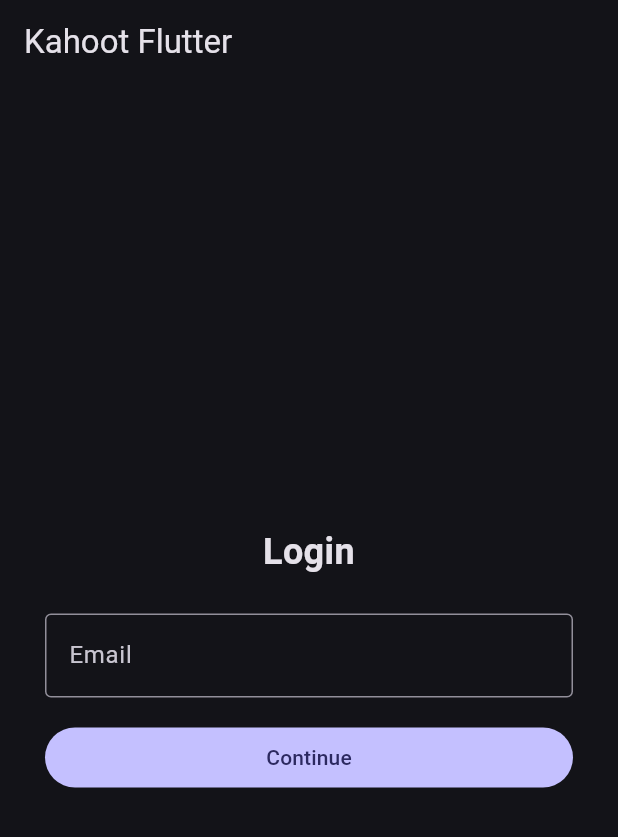
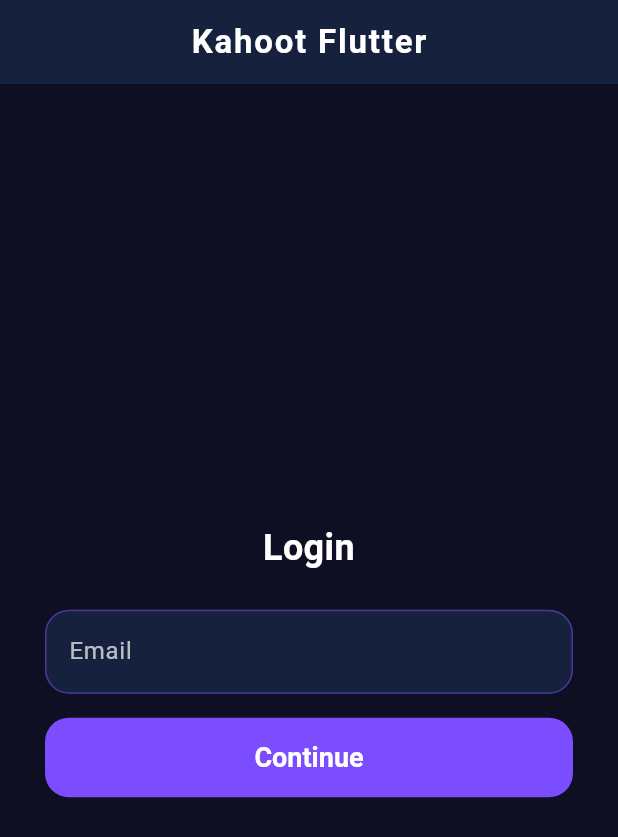
Before and after one commit to MohammadNezarAldalati/kahoot_flutter, a Flutter app: the screen it shows after launch, on a phone screen of 412 x 824 dp. Shown: the top 837 px of the screen. Run offline on Flutter 3.47's test engine with Material 3 defaults, Android fonts, the phone set to English and light mode, and no system bars; our stand-ins replace confetti, fl_chart, flutter_riverpod, go_router, qr_flutter, supabase_flutter; accounts and stored records are empty.

Commit message:
update theme

```diff
--- a/lib/core/theme.dart
+++ b/lib/core/theme.dart
@@ -2,19 +2,87 @@
 
 final appTheme = ThemeData(
   colorScheme: ColorScheme.fromSeed(
-    seedColor: const Color(0xFF6C63FF),
+    seedColor: const Color(0xFF7C4DFF),
     brightness: Brightness.dark,
+    primary: const Color(0xFF7C4DFF),
+    secondary: const Color(0xFFFF6D00),
+    tertiary: const Color(0xFF00E5FF),
+    surface: const Color(0xFF1A1A2E),
+    onSurface: Colors.white,
   ),
+  scaffoldBackgroundColor: const Color(0xFF0F0F23),
   useMaterial3: true,
   fontFamily: 'Roboto',
+  appBarTheme: const AppBarTheme(
+    backgroundColor: Color(0xFF16213E),
+    foregroundColor: Colors.white,
+    centerTitle: true,
+    elevation: 0,
+    titleTextStyle: TextStyle(
+      fontSize: 22,
+      color: Colors.white,
+      fontWeight: FontWeight.bold,
+      letterSpacing: 1.2,
+    ),
+  ),
   elevatedButtonTheme: ElevatedButtonThemeData(
     style: ElevatedButton.styleFrom(
+      backgroundColor: const Color(0xFF7C4DFF),
+      foregroundColor: Colors.white,
       padding: const EdgeInsets.symmetric(horizontal: 32, vertical: 16),
       textStyle: const TextStyle(fontSize: 18, fontWeight: FontWeight.bold),
+      shape: RoundedRectangleBorder(borderRadius: BorderRadius.circular(16)),
+      elevation: 6,
+      shadowColor: const Color(0xFF7C4DFF),
     ),
   ),
-  cardTheme: const CardThemeData(
-    elevation: 4,
-    margin: EdgeInsets.symmetric(horizontal: 16, vertical: 8),
+  filledButtonTheme: FilledButtonThemeData(
+    style: FilledButton.styleFrom(
+      backgroundColor: const Color(0xFF7C4DFF),
+      foregroundColor: Colors.white,
+      padding: const EdgeInsets.symmetric(horizontal: 32, vertical: 16),
+      textStyle: const TextStyle(fontSize: 18, fontWeight: FontWeight.bold),
+      shape: RoundedRectangleBorder(borderRadius: BorderRadius.circular(16)),
+    ),
+  ),
+  cardTheme: CardThemeData(
+    elevation: 8,
+    shadowColor: const Color(0xFF7C4DFF).withValues(alpha: 0.3),
+    margin: const EdgeInsets.symmetric(horizontal: 16, vertical: 8),
+    shape: RoundedRectangleBorder(borderRadius: BorderRadius.circular(20)),
+    color: const Color(0xFF1A1A2E),
+  ),
+  chipTheme: ChipThemeData(
+    backgroundColor: const Color(0xFF7C4DFF).withValues(alpha: 0.2),
+    labelStyle: const TextStyle(
+      color: Colors.white,
+      fontWeight: FontWeight.w600,
+    ),
+    shape: RoundedRectangleBorder(borderRadius: BorderRadius.circular(12)),
+    side: const BorderSide(color: Color(0xFF7C4DFF), width: 1.5),
+  ),
+  inputDecorationTheme: InputDecorationTheme(
+    filled: true,
+    fillColor: const Color(0xFF16213E),
+    border: OutlineInputBorder(
+      borderRadius: BorderRadius.circular(16),
+      borderSide: const BorderSide(color: Color(0xFF7C4DFF)),
+    ),
+    enabledBorder: OutlineInputBorder(
+      borderRadius: BorderRadius.circular(16),
+      borderSide: BorderSide(color: const Color(0xFF7C4DFF).withValues(alpha: 0.5)),
+    ),
+    focusedBorder: OutlineInputBorder(
+      borderRadius: BorderRadius.circular(16),
+      borderSide: const BorderSide(color: Color(0xFF7C4DFF), width: 2),
+    ),
+    labelStyle: const TextStyle(color: Colors.white70),
+    hintStyle: const TextStyle(color: Colors.white38),
+  ),
+  snackBarTheme: SnackBarThemeData(
+    backgroundColor: const Color(0xFF16213E),
+    contentTextStyle: const TextStyle(color: Colors.white),
+    shape: RoundedRectangleBorder(borderRadius: BorderRadius.circular(12)),
+    behavior: SnackBarBehavior.floating,
   ),
 );
--- a/lib/features/host/widgets/answer_distribution_chart.dart
+++ b/lib/features/host/widgets/answer_distribution_chart.dart
@@ -85,7 +85,7 @@
                   color: kAnswerColors[i % kAnswerColors.length],
                   width: 40,
                   borderRadius:
-                      const BorderRadius.vertical(top: Radius.circular(4)),
+                      const BorderRadius.vertical(top: Radius.circular(12)),
                 ),
               ],
             );
```
Also changed, not shown: lib/constants.dart (+5 -5 lines), lib/features/host/widgets/host_lobby_view.dart (+17 -4 lines), lib/features/player/widgets/player_results_view.dart (+29 -4 lines), lib/features/shared/widgets/answer_button.dart (+35 -15 lines), lib/features/shared/widgets/countdown_timer_widget.dart (+16 -8 lines), lib/features/shared/widgets/leaderboard_widget.dart (+34 -11 lines).
